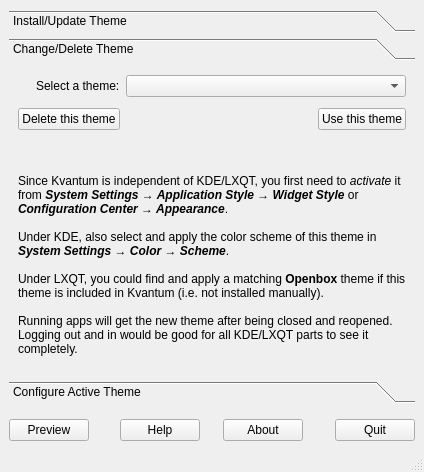
Before: the Qt Designer form Kvantum/kvantummanager/kvantummanager.ui in tsujan/Kvantum, drawn with Qt 5.
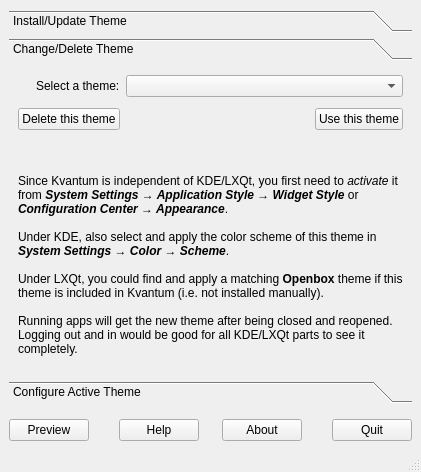
After: the same form once the commit is applied. The open tabs and pages were chosen to show the change. Icons and pictures are not drawn.

Diff of the .ui file:
```diff
--- a/Kvantum/kvantummanager/kvantummanager.ui
+++ b/Kvantum/kvantummanager/kvantummanager.ui
@@ -249,7 +249,7 @@
         <item row="4" column="0" colspan="2">
          <widget class="QLabel" name="usageLabel">
           <property name="text">
-           <string>&lt;br&gt;&lt;br&gt;Since Kvantum is independent of KDE/LXQT, you first need to &lt;i&gt;activate&lt;/i&gt; it from &lt;b&gt;&lt;i&gt;System Settings → Application Style → Widget Style&lt;/i&gt;&lt;/b&gt; or &lt;i&gt;&lt;b&gt;Configuration Center → Appearance&lt;/i&gt;&lt;/b&gt;.&lt;br&gt;&lt;br&gt;Under KDE, also select and apply the color scheme of this theme in &lt;b&gt;&lt;i&gt;System Settings → Color → Scheme&lt;/i&gt;&lt;/b&gt;.&lt;br&gt;&lt;br&gt;Under LXQT, you could find and apply a matching &lt;b&gt;Openbox&lt;/b&gt; theme if this theme is included in Kvantum (i.e. not installed manually).&lt;br&gt;&lt;br&gt;Running apps will get the new theme after being closed and reopened. Logging out and in would be good for all KDE/LXQT parts to see it completely.</string>
+           <string>&lt;br&gt;&lt;br&gt;Since Kvantum is independent of KDE/LXQt, you first need to &lt;i&gt;activate&lt;/i&gt; it from &lt;b&gt;&lt;i&gt;System Settings → Application Style → Widget Style&lt;/i&gt;&lt;/b&gt; or &lt;i&gt;&lt;b&gt;Configuration Center → Appearance&lt;/i&gt;&lt;/b&gt;.&lt;br&gt;&lt;br&gt;Under KDE, also select and apply the color scheme of this theme in &lt;b&gt;&lt;i&gt;System Settings → Color → Scheme&lt;/i&gt;&lt;/b&gt;.&lt;br&gt;&lt;br&gt;Under LXQt, you could find and apply a matching &lt;b&gt;Openbox&lt;/b&gt; theme if this theme is included in Kvantum (i.e. not installed manually).&lt;br&gt;&lt;br&gt;Running apps will get the new theme after being closed and reopened. Logging out and in would be good for all KDE/LXQt parts to see it completely.</string>
           </property>
           <property name="textFormat">
            <enum>Qt::RichText</enum>
```
Left out of the diff: 22 changed lines with no effect on the pictures.
